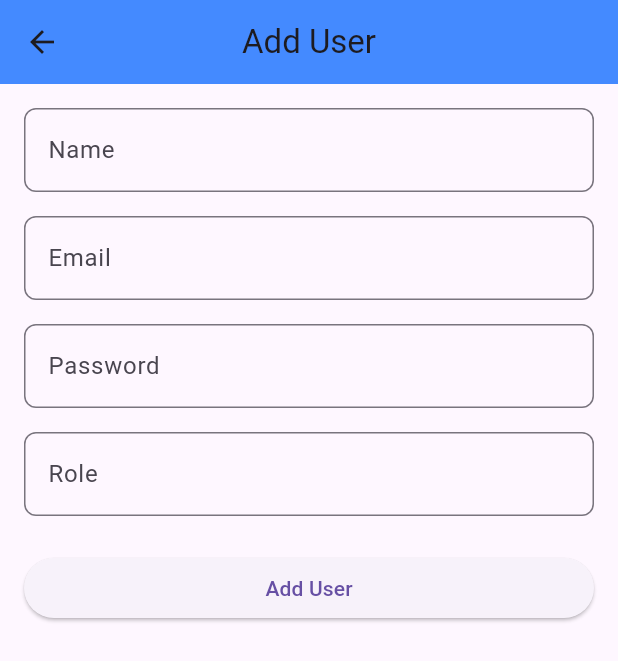
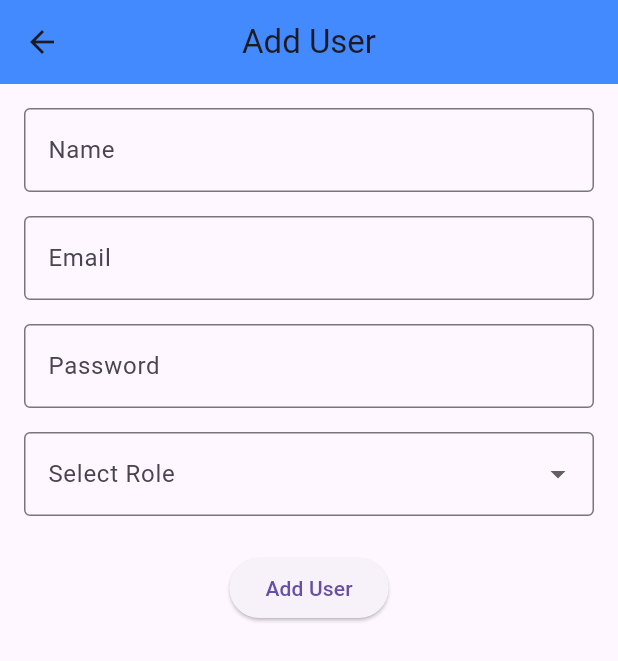
Before and after one commit to meronmulu/task_manager_app, a Flutter app: the UsersAdd screen opened directly, on a phone screen of 412 x 824 dp. Shown: the top 661 px of the screen. Run offline on Flutter 3.47's test engine with Material 3 defaults, Android fonts, the phone set to English and light mode, and no system bars; our stand-ins replace dio, equatable, flutter_bloc, shared_preferences; accounts and stored records are empty.

Commit message:
user add

```diff
--- a/lib/core/networks/app_routes.dart
+++ b/lib/core/networks/app_routes.dart
@@ -3,23 +3,37 @@ import 'package:task_manager_app/features/auth/presentation/pages/admin/admin_ho
 import 'package:task_manager_app/features/auth/presentation/pages/employee/employee_home_page.dart';
 import 'package:task_manager_app/features/auth/presentation/pages/login_page.dart';
 import 'package:task_manager_app/features/auth/presentation/pages/manager/manager_home_page.dart';
+import 'package:task_manager_app/features/auth/presentation/pages/users_add.dart';
+import 'package:task_manager_app/features/auth/presentation/pages/users_page.dart';
 
 class AppRoutes {
   static const login = "/login";
   static const adminDashboard = "/admin_dashboard";
   static const managerDashboard = "/manager_dashboard";
   static const employeeDashboard = "/employee_dashboard";
+  static const users = "/users";
+  static const addUser = "/add_user";
 
   static Route<dynamic> generateRoute(RouteSettings settings) {
     switch (settings.name) {
       case login:
         return MaterialPageRoute(builder: (_) => const LoginPage());
+
       case adminDashboard:
         return MaterialPageRoute(builder: (_) => const AdminHomePage());
+
       case managerDashboard:
         return MaterialPageRoute(builder: (_) => const ManagerHomePage());
+
       case employeeDashboard:
         return MaterialPageRoute(builder: (_) => const EmployeeHomePage());
+
+      case users:
+        return MaterialPageRoute(builder: (_) => const UsersPage());
+
+      case addUser:
+        return MaterialPageRoute(builder: (_) => const UsersAdd());
+
       default:
         return MaterialPageRoute(
           builder: (_) =>
--- a/lib/features/auth/presentation/pages/login_page.dart
+++ b/lib/features/auth/presentation/pages/login_page.dart
@@ -10,8 +10,6 @@ import 'package:shared_preferences/shared_preferences.dart';
 class LoginPage extends StatelessWidget {
   const LoginPage({super.key});
 
-  final String dummyEmail = "";
-
   @override
   Widget build(BuildContext context) {
     final emailController = TextEditingController();
@@ -20,7 +18,6 @@ class LoginPage extends StatelessWidget {
     return BlocProvider(
       create: (_) => AuthBloc(AuthRepositoryImpl(AuthApiService())),
       child: Scaffold(
-        appBar: AppBar(title: const Text("Login")),
         body: BlocConsumer<AuthBloc, AuthState>(
           listener: (context, state) async {
             if (state is AuthSuccess) {
--- a/lib/features/auth/presentation/pages/users_add.dart
+++ b/lib/features/auth/presentation/pages/users_add.dart
@@ -12,135 +12,133 @@ class UsersAdd extends StatefulWidget {
 }
 
 class _UsersAddState extends State<UsersAdd> {
-  final _nameController = TextEditingController();
-  final _emailController = TextEditingController();
-  final _passwordController = TextEditingController();
-  final _roleController = TextEditingController();
+  final List<String> roles = ['ADMIN', 'MANAGER', 'EMPLOYEE'];
+  String? role;
+
+  final _formKey = GlobalKey<FormState>();
+
+  final TextEditingController nameController = TextEditingController();
+  final TextEditingController emailController = TextEditingController();
+  final TextEditingController passwordController = TextEditingController();
 
   @override
   void dispose() {
-    _nameController.dispose();
-    _emailController.dispose();
-    _passwordController.dispose();
-    _roleController.dispose();
+    nameController.dispose();
+    emailController.dispose();
+    passwordController.dispose();
     super.dispose();
-  }
-
-  void _addUser() {
-    final name = _nameController.text.trim();
-    final email = _emailController.text.trim();
-    final password = _passwordController.text.trim();
-    final role = _roleController.text.trim();
-
-    if (name.isEmpty || email.isEmpty || password.isEmpty || role.isEmpty) {
-      ScaffoldMessenger.of(
-        context,
-      ).showSnackBar(const SnackBar(content: Text("Please fill all fields")));
-      return;
-    }
-
-    // Dispatch AddUserRequested event
-    context.read<AuthBloc>().add(
-      AddUserRequested(
-        name: name,
-        email: email,
-        password: password,
-        role: role,
-      ),
-    );
   }
 
   @override
   Widget build(BuildContext context) {
-    return Scaffold(
-      appBar: AppBar(
-        title: const Text("Add User"),
-        centerTitle: true,
-        backgroundColor: Colors.blueAccent,
-      ),
-      body: BlocConsumer<AuthBloc, AuthState>(
-        listener: (context, state) {
-          if (state is AuthSuccess) {
-            ScaffoldMessenger.of(context).showSnackBar(
-              const SnackBar(content: Text("✅ User added successfully!")),
-            );
-            Navigator.pop(context); // Go back to users list after success
-          } else if (state is AuthFailure) {
-            ScaffoldMessenger.of(
-              context,
-            ).showSnackBar(SnackBar(content: Text("❌ ${state.error}")));
-          }
-        },
-        builder: (context, state) {
-          return Padding(
-            padding: const EdgeInsets.all(16),
-            child: Column(
-              children: [
-                // Name
-                TextField(
-                  controller: _nameController,
-                  decoration: InputDecoration(
-                    labelText: "Name",
-                    border: OutlineInputBorder(
-                      borderRadius: BorderRadius.circular(8),
+    return BlocListener<AuthBloc, AuthState>(
+      listener: (context, state) {
+        if (state is AuthSuccess) {
+          ScaffoldMessenger.of(context).showSnackBar(
+            const SnackBar(content: Text("User added successfully!")),
+          );
+
+          Navigator.pushNamed(context, '/users');
+        } else if (state is AuthFailure) {
+          ScaffoldMessenger.of(
+            context,
+          ).showSnackBar(SnackBar(content: Text(state.error)));
+        }
+      },
+      child: Scaffold(
+        appBar: AppBar(
+          title: const Text("Add User"),
+          centerTitle: true,
+          backgroundColor: Colors.blueAccent,
+        ),
+
+        body: Padding(
+          padding: const EdgeInsets.all(16.0),
+          child: Form(
+            key: _formKey,
+            child: SingleChildScrollView(
+              child: Column(
+                children: [
+                  // Name
+                  TextFormField(
+                    controller: nameController,
+                    decoration: const InputDecoration(
+                      labelText: 'Name',
+                      border: OutlineInputBorder(),
                     ),
+                    validator: (value) =>
+                        value == null || value.isEmpty ? 'Enter name' : null,
                   ),
-                ),
-                const SizedBox(height: 16),
 
-                // Email
-                TextField(
-                  controller: _emailController,
-                  decoration: InputDecoration(
-                    labelText: "Email",
-                    border: OutlineInputBorder(
-                      borderRadius: BorderRadius.circular(8),
+                  const SizedBox(height: 16),
+
+                  // Email
+                  TextFormField(
+                    controller: emailController,
+                    decoration: const InputDecoration(
+                      labelText: 'Email',
+                      border: OutlineInputBorder(),
                     ),
+                    validator: (value) => value == null || !value.contains('@')
+                        ? 'Enter valid email'
+                        : null,
                   ),
-                ),
-                const SizedBox(height: 16),
 
-                // Password
-                TextField(
-                  controller: _passwordController,
-                  obscureText: true,
-                  decoration: InputDecoration(
-                    labelText: "Password",
-                    border: OutlineInputBorder(
-                      borderRadius: BorderRadius.circular(8),
+                  const SizedBox(height: 16),
+
+                  // Password
+                  TextFormField(
+                    controller: passwordController,
+                    decoration: const InputDecoration(
+                      labelText: 'Password',
+                      border: OutlineInputBorder(),
                     ),
+                    obscureText: true,
+                    validator: (value) => value == null || value.length < 6
+                        ? 'Min 6 characters'
+                        : null,
                   ),
-                ),
-                const SizedBox(height: 16),
 
-                // Role
-                TextField(
-                  controller: _roleController,
-                  decoration: InputDecoration(
-                    labelText: "Role",
-                    border: OutlineInputBorder(
-                      borderRadius: BorderRadius.circular(8),
+                  const SizedBox(height: 16),
+
+                  // Role Dropdown
+                  DropdownButtonFormField<String>(
+                    decoration: const InputDecoration(
+                      labelText: 'Select Role',
+                      border: OutlineInputBorder(),
                     ),
+                    value: role,
+                    items: roles
+                        .map((r) => DropdownMenuItem(value: r, child: Text(r)))
+                        .toList(),
+                    onChanged: (value) => setState(() => role = value),
+                    validator: (value) =>
+                        value == null ? 'Select a role' : null,
                   ),
-                ),
-                const SizedBox(height: 24),
 
-                // Button
-                SizedBox(
-                  width: double.infinity,
-                  child: ElevatedButton(
-                    onPressed: state is AuthLoading
-                        ? null
-                        : _addUser, // Disable on loading
-                    child: state is AuthLoading
-                        ? const CircularProgressIndicator(color: Colors.white)
-                        : const Text("Add User"),
+                  const SizedBox(height: 24),
+
+                  // Add User Button
+                  ElevatedButton(
+                    onPressed: () {
+                      if (_formKey.currentState!.validate()) {
+                        context.read<AuthBloc>().add(
+                          AddUserRequested(
+                            name: nameController.text,
+                            email: emailController.text,
+                            password: passwordController.text,
+                            role: role!,
+                          ),
+                        );
+                      }
+                    },
+                    child: const Text('Add User'),
                   ),
-                ),
-              ],
+                ],
+              ),
             ),
-          );
-        },
+          ),
+        ),
       ),
     );
   }
```
Also changed, not shown: lib/main.dart (+9 -2 lines).
